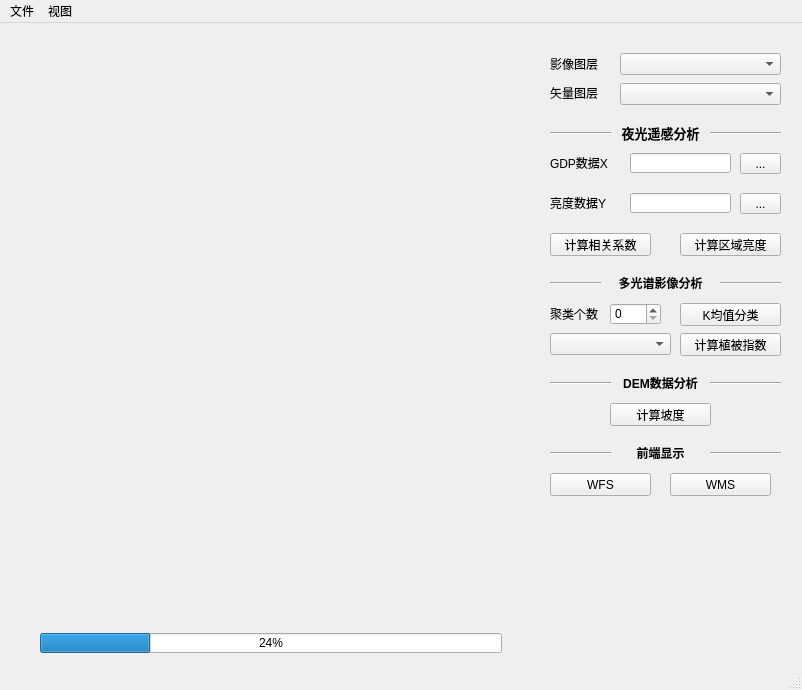
Above: ui/mapView.ui from FireboyWatergirls/RasterAnalysis before the change. Below: the same form after it.
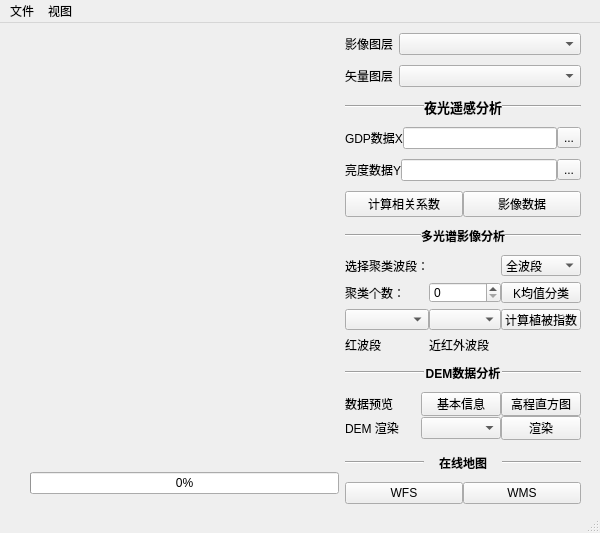
That is the form after the change.

What changed in the file:
```diff
--- a/ui/mapView.ui
+++ b/ui/mapView.ui
@@ -6,434 +6,380 @@
    <rect>
     <x>0</x>
     <y>0</y>
-    <width>802</width>
-    <height>690</height>
+    <width>600</width>
+    <height>533</height>
    </rect>
   </property>
   <property name="windowTitle">
    <string>MyPYQGIS</string>
   </property>
   <widget class="QWidget" name="centralwidget">
-   <widget class="QWidget" name="mapWidget" native="true">
+   <widget class="QWidget" name="horizontalLayoutWidget_10">
     <property name="geometry">
      <rect>
-      <x>20</x>
-      <y>20</y>
-      <width>511</width>
-      <height>571</height>
+      <x>30</x>
+      <y>10</y>
+      <width>551</width>
+      <height>471</height>
      </rect>
     </property>
-   </widget>
-   <widget class="QComboBox" name="input_raster_layer">
-    <property name="geometry">
-     <rect>
-      <x>620</x>
-      <y>30</y>
-      <width>161</width>
-      <height>22</height>
-     </rect>
-    </property>
-   </widget>
-   <widget class="QLabel" name="label">
-    <property name="geometry">
-     <rect>
-      <x>550</x>
-      <y>30</y>
-      <width>51</width>
-      <height>21</height>
-     </rect>
-    </property>
-    <property name="text">
-     <string>影像图层</string>
-    </property>
-   </widget>
-   <widget class="QComboBox" name="input_vector_layer">
-    <property name="geometry">
-     <rect>
-      <x>620</x>
-      <y>60</y>
-      <width>161</width>
-      <height>22</height>
-     </rect>
-    </property>
-   </widget>
-   <widget class="QLabel" name="label_2">
-    <property name="geometry">
-     <rect>
-      <x>550</x>
-      <y>60</y>
-      <width>51</width>
-      <height>20</height>
-     </rect>
-    </property>
-    <property name="text">
-     <string>矢量图层</string>
-    </property>
-   </widget>
-   <widget class="Line" name="line_2">
-    <property name="geometry">
-     <rect>
-      <x>550</x>
-      <y>100</y>
-      <width>61</width>
-      <height>20</height>
-     </rect>
-    </property>
-    <property name="orientation">
-     <enum>Qt::Horizontal</enum>
-    </property>
-   </widget>
-   <widget class="QPushButton" name="pushButton_3">
-    <property name="geometry">
-     <rect>
-      <x>680</x>
-      <y>280</y>
-      <width>101</width>
-      <height>23</height>
-     </rect>
-    </property>
-    <property name="text">
-     <string>K均值分类</string>
-    </property>
-   </widget>
-   <widget class="Line" name="line_3">
-    <property name="geometry">
-     <rect>
-      <x>550</x>
-      <y>250</y>
-      <width>51</width>
-      <height>20</height>
-     </rect>
-    </property>
-    <property name="orientation">
-     <enum>Qt::Horizontal</enum>
-    </property>
-   </widget>
-   <widget class="Line" name="line_4">
-    <property name="geometry">
-     <rect>
-      <x>550</x>
-      <y>350</y>
-      <width>61</width>
-      <height>20</height>
-     </rect>
-    </property>
-    <property name="orientation">
-     <enum>Qt::Horizontal</enum>
-    </property>
-   </widget>
-   <widget class="QPushButton" name="pushButton_4">
-    <property name="geometry">
-     <rect>
-      <x>680</x>
-      <y>310</y>
-      <width>101</width>
-      <height>23</height>
-     </rect>
-    </property>
-    <property name="text">
-     <string>计算植被指数</string>
-    </property>
-   </widget>
-   <widget class="Line" name="line_5">
-    <property name="geometry">
-     <rect>
-      <x>550</x>
-      <y>420</y>
-      <width>61</width>
-      <height>20</height>
-     </rect>
-    </property>
-    <property name="orientation">
-     <enum>Qt::Horizontal</enum>
-    </property>
-   </widget>
-   <widget class="QPushButton" name="pushButton_5">
-    <property name="geometry">
-     <rect>
-      <x>610</x>
-      <y>380</y>
-      <width>101</width>
-      <height>23</height>
-     </rect>
-    </property>
-    <property name="text">
-     <string>计算坡度</string>
-    </property>
-   </widget>
-   <widget class="QPushButton" name="pushButton_6">
-    <property name="geometry">
-     <rect>
-      <x>550</x>
-      <y>450</y>
-      <width>101</width>
-      <height>23</height>
-     </rect>
-    </property>
-    <property name="text">
-     <string>WFS</string>
-    </property>
-   </widget>
-   <widget class="QPushButton" name="pushButton_7">
-    <property name="geometry">
-     <rect>
-      <x>670</x>
-      <y>450</y>
-      <width>101</width>
-      <height>23</height>
-     </rect>
-    </property>
-    <property name="text">
-     <string>WMS</string>
-    </property>
-   </widget>
-   <widget class="QProgressBar" name="status">
-    <property name="geometry">
-     <rect>
-      <x>40</x>
-      <y>610</y>
-      <width>462</width>
-      <height>20</height>
-     </rect>
-    </property>
-    <property name="value">
-     <number>24</number>
-    </property>
-   </widget>
-   <widget class="QLabel" name="label_7">
-    <property name="geometry">
-     <rect>
-      <x>610</x>
-      <y>100</y>
-      <width>101</width>
-      <height>21</height>
-     </rect>
-    </property>
-    <property name="text">
-     <string>&lt;html&gt;&lt;head/&gt;&lt;body&gt;&lt;p align=&quot;center&quot;&gt;&lt;span style=&quot; font-size:10pt; font-weight:600; color:#000000;&quot;&gt;夜光遥感分析&lt;/span&gt;&lt;/p&gt;&lt;/body&gt;&lt;/html&gt;</string>
-    </property>
-   </widget>
-   <widget class="Line" name="line_6">
-    <property name="geometry">
-     <rect>
-      <x>710</x>
-      <y>100</y>
-      <width>71</width>
-      <height>20</height>
-     </rect>
-    </property>
-    <property name="orientation">
-     <enum>Qt::Horizontal</enum>
-    </property>
-   </widget>
-   <widget class="QLabel" name="label_5">
-    <property name="geometry">
-     <rect>
-      <x>550</x>
-      <y>280</y>
-      <width>51</width>
-      <height>21</height>
-     </rect>
-    </property>
-    <property name="text">
-     <string>聚类个数</string>
-    </property>
-   </widget>
-   <widget class="QSpinBox" name="spinBox">
-    <property name="geometry">
-     <rect>
-      <x>610</x>
-      <y>280</y>
-      <width>51</width>
-      <height>22</height>
-     </rect>
-    </property>
-   </widget>
-   <widget class="QComboBox" name="comboBox_4">
-    <property name="geometry">
-     <rect>
-      <x>550</x>
-      <y>310</y>
-      <width>121</width>
-      <height>22</height>
-     </rect>
-    </property>
-   </widget>
-   <widget class="QLabel" name="label_8">
-    <property name="geometry">
-     <rect>
-      <x>610</x>
-      <y>250</y>
-      <width>101</width>
-      <height>20</height>
-     </rect>
-    </property>
-    <property name="text">
-     <string>&lt;html&gt;&lt;head/&gt;&lt;body&gt;&lt;p align=&quot;center&quot;&gt;&lt;span style=&quot; font-weight:600;&quot;&gt;多光谱影像分析&lt;/span&gt;&lt;/p&gt;&lt;/body&gt;&lt;/html&gt;</string>
-    </property>
-   </widget>
-   <widget class="Line" name="line_7">
-    <property name="geometry">
-     <rect>
-      <x>720</x>
-      <y>250</y>
-      <width>61</width>
-      <height>20</height>
-     </rect>
-    </property>
-    <property name="orientation">
-     <enum>Qt::Horizontal</enum>
-    </property>
-   </widget>
-   <widget class="QLabel" name="label_3">
-    <property name="geometry">
-     <rect>
-      <x>550</x>
-      <y>130</y>
-      <width>61</width>
-      <height>20</height>
-     </rect>
-    </property>
-    <property name="text">
-     <string>GDP数据X</string>
-    </property>
-   </widget>
-   <widget class="QLineEdit" name="lineEditX">
-    <property name="geometry">
-     <rect>
-      <x>630</x>
-      <y>130</y>
-      <width>101</width>
-      <height>20</height>
-     </rect>
-    </property>
-   </widget>
-   <widget class="QToolButton" name="openXcsv">
-    <property name="geometry">
-     <rect>
-      <x>740</x>
-      <y>130</y>
-      <width>41</width>
-      <height>21</height>
-     </rect>
-    </property>
-    <property name="text">
-     <string>...</string>
-    </property>
-   </widget>
-   <widget class="QPushButton" name="correlation">
-    <property name="geometry">
-     <rect>
-      <x>550</x>
-      <y>210</y>
-      <width>101</width>
-      <height>23</height>
-     </rect>
-    </property>
-    <property name="text">
-     <string>计算相关系数</string>
-    </property>
-   </widget>
-   <widget class="QPushButton" name="pushButton">
-    <property name="geometry">
-     <rect>
-      <x>680</x>
-      <y>210</y>
-      <width>101</width>
-      <height>23</height>
-     </rect>
-    </property>
-    <property name="text">
-     <string>计算区域亮度</string>
-    </property>
-   </widget>
-   <widget class="QLabel" name="label_9">
-    <property name="geometry">
-     <rect>
-      <x>610</x>
-      <y>350</y>
-      <width>101</width>
-      <height>20</height>
-     </rect>
-    </property>
-    <property name="text">
-     <string>&lt;html&gt;&lt;head/&gt;&lt;body&gt;&lt;p align=&quot;center&quot;&gt;&lt;span style=&quot; font-weight:600;&quot;&gt;DEM数据分析&lt;/span&gt;&lt;/p&gt;&lt;/body&gt;&lt;/html&gt;</string>
-    </property>
-   </widget>
-   <widget class="Line" name="line_8">
-    <property name="geometry">
-     <rect>
-      <x>710</x>
-      <y>350</y>
-      <width>71</width>
-      <height>20</height>
-     </rect>
-    </property>
-    <property name="orientation">
-     <enum>Qt::Horizontal</enum>
-    </property>
-   </widget>
-   <widget class="QLabel" name="label_10">
-    <property name="geometry">
-     <rect>
-      <x>610</x>
-      <y>420</y>
-      <width>101</width>
-      <height>20</height>
-     </rect>
-    </property>
-    <property name="text">
-     <string>&lt;html&gt;&lt;head/&gt;&lt;body&gt;&lt;p align=&quot;center&quot;&gt;&lt;span style=&quot; font-weight:600;&quot;&gt;前端显示&lt;/span&gt;&lt;/p&gt;&lt;/body&gt;&lt;/html&gt;</string>
-    </property>
-   </widget>
-   <widget class="Line" name="line_9">
-    <property name="geometry">
-     <rect>
-      <x>710</x>
-      <y>420</y>
-      <width>71</width>
-      <height>20</height>
-     </rect>
-    </property>
-    <property name="orientation">
-     <enum>Qt::Horizontal</enum>
-    </property>
-   </widget>
-   <widget class="QToolButton" name="openYcsv">
-    <property name="geometry">
-     <rect>
-      <x>740</x>
-      <y>170</y>
-      <width>41</width>
-      <height>21</height>
-     </rect>
-    </property>
-    <property name="text">
-     <string>...</string>
-    </property>
-   </widget>
-   <widget class="QLabel" name="label_4">
-    <property name="geometry">
-     <rect>
-      <x>550</x>
-      <y>170</y>
-      <width>61</width>
-      <height>20</height>
-     </rect>
-    </property>
-    <property name="text">
-     <string>亮度数据Y</string>
-    </property>
-   </widget>
-   <widget class="QLineEdit" name="lineEditY">
-    <property name="geometry">
-     <rect>
-      <x>630</x>
-      <y>170</y>
-      <width>101</width>
-      <height>20</height>
-     </rect>
-    </property>
+    <layout class="QHBoxLayout" name="horizontalLayout_11" stretch="1,0">
+     <item>
+      <layout class="QVBoxLayout" name="verticalLayout_2">
+       <property name="spacing">
+        <number>5</number>
+       </property>
+       <property name="topMargin">
+        <number>10</number>
+       </property>
+       <property name="bottomMargin">
+        <number>10</number>
+       </property>
+       <item>
+        <widget class="QWidget" name="mapWidget" native="true"/>
+       </item>
+       <item>
+        <widget class="QProgressBar" name="progressBar">
+         <property name="value">
+          <number>0</number>
+         </property>
+        </widget>
+       </item>
+      </layout>
+     </item>
+     <item>
+      <layout class="QFormLayout" name="formLayout">
+       <property name="rowWrapPolicy">
+        <enum>QFormLayout::WrapLongRows</enum>
+       </property>
+       <property name="verticalSpacing">
+        <number>10</number>
+       </property>
+       <item row="0" column="0">
+        <widget class="QLabel" name="label">
+         <property name="text">
+          <string>影像图层</string>
+         </property>
+        </widget>
+       </item>
+       <item row="0" column="1">
+        <widget class="QComboBox" name="input_raster_layer"/>
+       </item>
+       <item row="1" column="0">
+        <widget class="QLabel" name="label_2">
+         <property name="text">
+          <string>矢量图层</string>
+         </property>
+        </widget>
+       </item>
+       <item row="1" column="1">
+        <widget class="QComboBox" name="input_vector_layer"/>
+       </item>
+       <item row="2" column="0" colspan="2">
+        <layout class="QHBoxLayout" name="horizontalLayout_6">
+         <item>
+          <widget class="Line" name="line_6">
+           <property name="orientation">
+            <enum>Qt::Horizontal</enum>
+           </property>
+          </widget>
+         </item>
+         <item>
+          <widget class="QLabel" name="label_7">
+           <property name="text">
+            <string>&lt;html&gt;&lt;head/&gt;&lt;body&gt;&lt;p align=&quot;center&quot;&gt;&lt;span style=&quot; font-size:10pt; font-weight:600; color:#000000;&quot;&gt;夜光遥感分析&lt;/span&gt;&lt;/p&gt;&lt;/body&gt;&lt;/html&gt;</string>
+           </property>
+          </widget>
+         </item>
+         <item>
+          <widget class="Line" name="line_2">
+           <property name="orientation">
+            <enum>Qt::Horizontal</enum>
+           </property>
+          </widget>
+         </item>
+        </layout>
+       </item>
+       <item row="3" column="0" colspan="2">
+        <layout class="QHBoxLayout" name="horizontalLayout">
+         <item>
+          <widget class="QLabel" name="label_3">
+           <property name="text">
+            <string>GDP数据X</string>
+           </property>
+          </widget>
+         </item>
+         <item>
+          <widget class="QLineEdit" name="lineEditX"/>
+         </item>
+         <item>
+          <widget class="QToolButton" name="openXcsv">
+           <property name="text">
+            <string>...</string>
+           </property>
+          </widget>
+         </item>
+        </layout>
+       </item>
+       <item row="4" column="0" colspan="2">
+        <layout class="QHBoxLayout" name="horizontalLayout_2">
+         <item>
+          <widget class="QLabel" name="label_4">
+           <property name="text">
+            <string>亮度数据Y</string>
+           </property>
+          </widget>
+         </item>
+         <item>
+          <widget class="QLineEdit" name="lineEditY"/>
+         </item>
+         <item>
+          <widget class="QToolButton" name="openYcsv">
+           <property name="text">
+            <string>...</string>
+           </property>
+          </widget>
+         </item>
+        </layout>
+       </item>
+       <item row="5" column="0" colspan="2">
+        <layout class="QHBoxLayout" name="horizontalLayout_3">
+         <item>
+          <widget class="QPushButton" name="correlation">
+           <property name="text">
+            <string>计算相关系数</string>
+           </property>
+          </widget>
+         </item>
+         <item>
+          <widget class="QPushButton" name="ImageData">
+           <property name="text">
+            <string>影像数据</string>
+           </property>
+          </widget>
+         </item>
+        </layout>
+       </item>
+       <item row="6" column="0" colspan="2">
+        <layout class="QHBoxLayout" name="horizontalLayout_4">
+         <item>
+          <widget class="Line" name="line_7">
+           <property name="orientation">
+            <enum>Qt::Horizontal</enum>
+           </property>
+          </widget>
+         </item>
+         <item>
+          <widget class="QLabel" name="label_8">
+           <property name="text">
+            <string>&lt;html&gt;&lt;head/&gt;&lt;body&gt;&lt;p align=&quot;center&quot;&gt;&lt;span style=&quot; font-weight:600;&quot;&gt;多光谱影像分析&lt;/span&gt;&lt;/p&gt;&lt;/body&gt;&lt;/html&gt;</string>
+           </property>
+          </widget>
+         </item>
+         <item>
+          <widget class="Line" name="line_3">
+           <property name="orientation">
+            <enum>Qt::Horizontal</enum>
+           </property>
+          </widget>
+         </item>
+        </layout>
+       </item>
+       <item row="7" column="0" colspan="2">
+        <layout class="QGridLayout" name="gridLayout" rowstretch="1,1,1,0,0">
+         <property name="verticalSpacing">
+          <number>6</number>
+         </property>
+         <item row="0" column="2">
+          <widget class="QComboBox" name="selectClusterBand">
+           <item>
+            <property name="text">
+             <string>全波段</string>
+            </property>
+           </item>
+           <item>
+            <property name="text">
+             <string>Red</string>
+            </property>
+           </item>
+           <item>
+            <property name="text">
+             <string>Blue</string>
+            </property>
+           </item>
+           <item>
+            <property name="text">
+             <string>Green</string>
+            </property>
+           </item>
+          </widget>
+         </item>
+         <item row="0" column="0">
+          <widget class="QLabel" name="label_6">
+           <property name="text">
+            <string>选择聚类波段：</string>
+           </property>
+          </widget>
+         </item>
+         <item row="1" column="1">
+          <widget class="QSpinBox" name="clusterNumber"/>
+         </item>
+         <item row="1" column="2">
+          <widget class="QPushButton" name="k_means">
+           <property name="text">
+            <string>K均值分类</string>
+           </property>
+          </widget>
+         </item>
+         <item row="1" column="0">
+          <widget class="QLabel" name="label_5">
+           <property name="text">
+            <string>聚类个数：</string>
+           </property>
+          </widget>
+         </item>
+         <item row="2" column="0">
+          <widget class="QComboBox" name="comboBox_R"/>
+         </item>
+         <item row="2" column="2">
+          <widget class="QPushButton" name="action_countndvi">
+           <property name="text">
+            <string>计算植被指数</string>
+           </property>
+          </widget>
+         </item>
+         <item row="2" column="1">
+          <widget class="QComboBox" name="comboBox_NIR"/>
+         </item>
+         <item row="3" column="1">
+          <widget class="QLabel" name="label_11">
+           <property name="text">
+            <string>近红外波段</string>
+           </property>
+          </widget>
+         </item>
+         <item row="3" column="0">
+          <widget class="QLabel" name="label_4">
+           <property name="text">
+            <string>红波段</string>
+           </property>
+          </widget>
+         </item>
+        </layout>
+       </item>
+       <item row="8" column="0" colspan="2">
+        <layout class="QHBoxLayout" name="horizontalLayout_7">
+         <item>
+          <widget class="Line" name="line_8">
+           <property name="orientation">
+            <enum>Qt::Horizontal</enum>
+           </property>
+          </widget>
+         </item>
+         <item>
+          <widget class="QLabel" name="label_9">
+           <property name="text">
+            <string>&lt;html&gt;&lt;head/&gt;&lt;body&gt;&lt;p align=&quot;center&quot;&gt;&lt;span style=&quot; font-weight:600;&quot;&gt;DEM数据分析&lt;/span&gt;&lt;/p&gt;&lt;/body&gt;&lt;/html&gt;</string>
+           </property>
+          </widget>
+         </item>
+         <item>
+          <widget class="Line" name="line_4">
+           <property name="orientation">
+            <enum>Qt::Horizontal</enum>
+           </property>
+          </widget>
+         </item>
+        </layout>
+       </item>
+       <item row="9" column="0" colspan="2">
+        <layout class="QGridLayout" name="gridLayout_2">
+         <item row="0" column="0">
+          <widget class="QLabel" name="label_6">
+           <property name="text">
+            <string>数据预览</string>
+           </property>
+          </widget>
+         </item>
+         <item row="0" column="1">
+          <widget class="QPushButton" name="pushButtonInfor">
+           <property name="text">
+            <string>基本信息</string>
+           </property>
+          </widget>
+         </item>
+         <item row="0" column="2">
+          <widget class="QPushButton" name="pushButtonHis">
+           <property name="text">
+            <string>高程直方图</string>
+           </property>
+          </widget>
+         </item>
+         <item row="1" column="0">
+          <widget class="QLabel" name="label_4">
+           <property name="text">
+            <string>DEM 渲染</string>
+           </property>
+          </widget>
+         </item>
+         <item row="1" column="1">
+          <widget class="QComboBox" name="demRenderType"/>
+         </item>
+         <item row="1" column="2">
+          <widget class="QPushButton" name="pushButtonRender">
+           <property name="text">
+            <string>渲染</string>
+           </property>
+          </widget>
+         </item>
+        </layout>
+       </item>
+       <item row="10" column="0" colspan="2">
+        <layout class="QHBoxLayout" name="horizontalLayout_8">
+         <item>
+          <widget class="Line" name="line_9">
+           <property name="orientation">
+            <enum>Qt::Horizontal</enum>
+           </property>
+          </widget>
+         </item>
+         <item>
+          <widget class="QLabel" name="label_10">
+           <property name="text">
+            <string>&lt;html&gt;&lt;head/&gt;&lt;body&gt;&lt;p align=&quot;center&quot;&gt;&lt;span style=&quot; font-weight:600;&quot;&gt;在线地图&lt;/span&gt;&lt;/p&gt;&lt;/body&gt;&lt;/html&gt;</string>
+           </property>
+          </widget>
+         </item>
+         <item>
+          <widget class="Line" name="line_5">
+           <property name="orientation">
+            <enum>Qt::Horizontal</enum>
+           </property>
+          </widget>
+         </item>
+        </layout>
+       </item>
+       <item row="11" column="0" colspan="2">
+        <layout class="QHBoxLayout" name="horizontalLayout_9">
+         <item>
+          <widget class="QPushButton" name="WFS">
+           <property name="text">
+            <string>WFS</string>
+           </property>
+          </widget>
+         </item>
+         <item>
+          <widget class="QPushButton" name="WMS">
+           <property name="text">
+            <string>WMS</string>
+           </property>
+          </widget>
+         </item>
+        </layout>
+       </item>
+      </layout>
+     </item>
+    </layout>
    </widget>
   </widget>
   <widget class="QMenuBar" name="menubar">
@@ -441,8 +387,8 @@
     <rect>
      <x>0</x>
      <y>0</y>
-     <width>802</width>
-     <height>23</height>
+     <width>600</width>
+     <height>18</height>
     </rect>
    </property>
    <widget class="QMenu" name="file">
```
Left out of the diff: 11 changed lines with no effect on the pictures.
